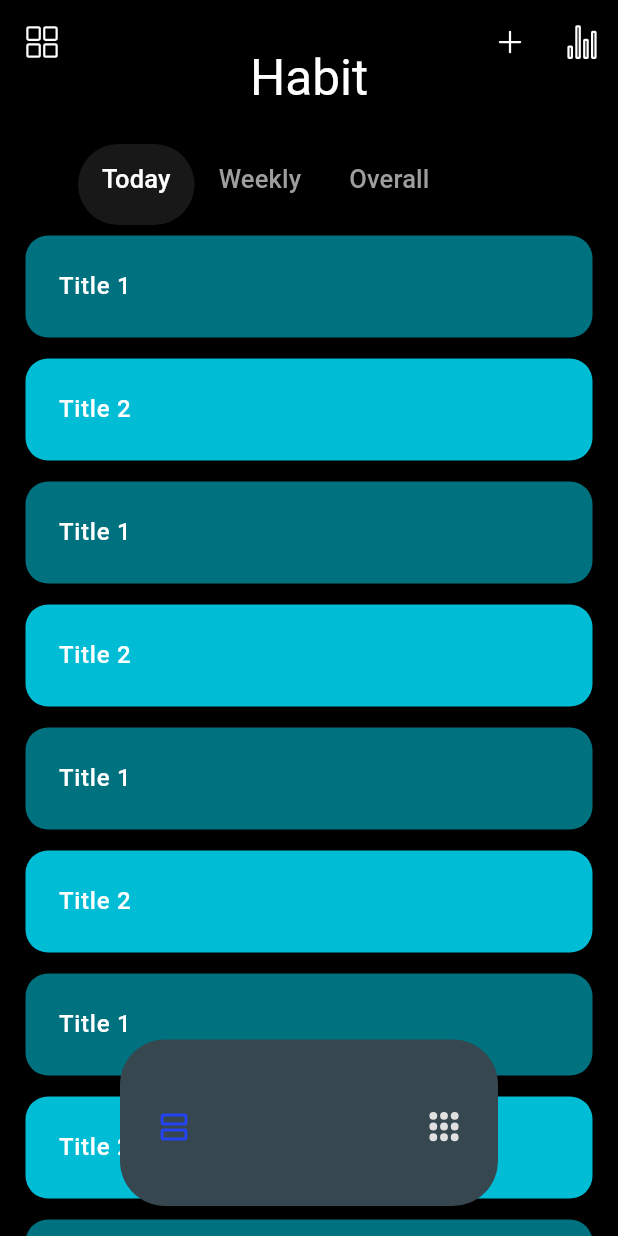
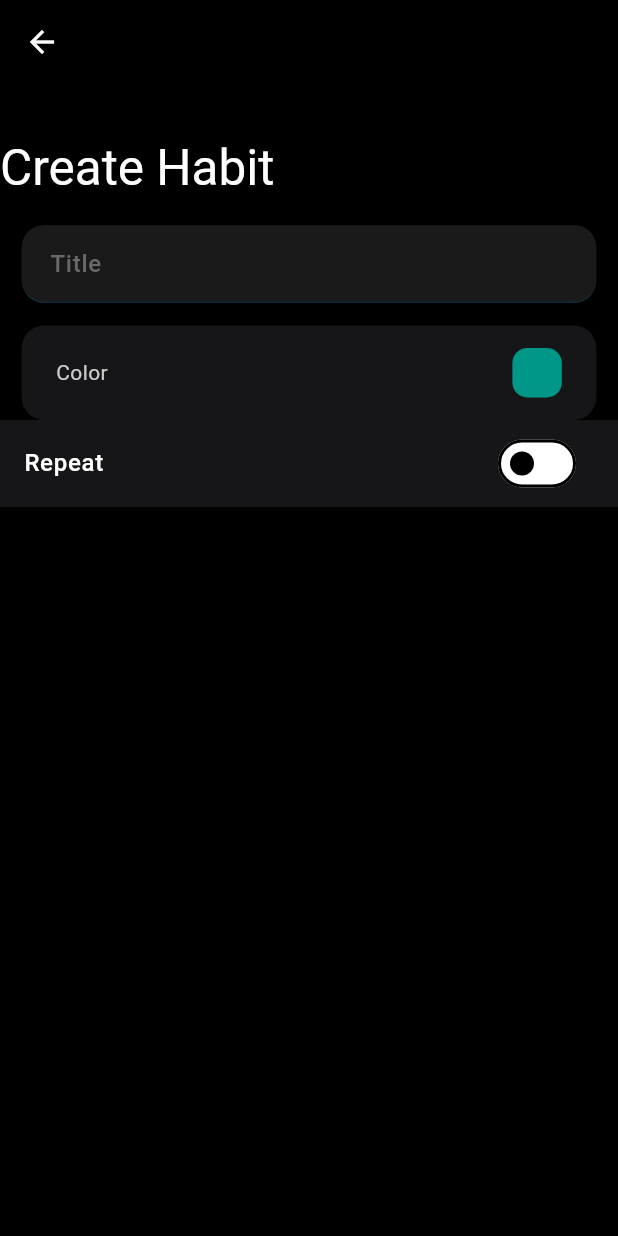
Before and after one commit to sanjay123-321/Habit, a Flutter app: the screen it shows after launch, after a tap on an icon or button, on a phone screen of 412 x 824 dp. Run offline on Flutter 3.47's test engine with Material 3 defaults, Android fonts, the phone set to English and light mode, and no system bars; drawn by our look-alikes of dot_navigation_bar; our stand-ins replace flutter_bloc, ionicons.

Commit message:
UI: add habit repeat ui cont

```diff
--- a/lib/core/router_name.dart
+++ b/lib/core/router_name.dart
@@ -3,11 +3,13 @@ import 'package:habit/modules/home/home_screen.dart';
 import 'package:habit/modules/menu/menu_screen.dart';
 import 'package:habit/modules/splash_screen.dart/splash_screen.dart';
 
+import '../modules/add_habit/add_habit_screen.dart';
+
 class RouteNames {
   static const String splashScreen = '/';
-  static const String onBoardingScreen = '/onBoardingScreen';
   static const String homeScreen = '/homeScreen';
   static const String menuScreen = '/menuScreen';
+  static const String addHabitScreen = '/addHabitScreen';
 
   static Route<dynamic> generateRoute(RouteSettings settings) {
     switch (settings.name) {
@@ -20,6 +22,9 @@ class RouteNames {
       case RouteNames.menuScreen:
         return MaterialPageRoute(
             settings: settings, builder: (_) => const MenuScreen());
+      case RouteNames.addHabitScreen:
+        return MaterialPageRoute(
+            settings: settings, builder: (_) => CreateHabit());
 
       default:
         return MaterialPageRoute(
--- /dev/null
+++ b/lib/modules/add_habit/add_habit_screen.dart
@@ -0,0 +1,174 @@
+import 'package:flutter/material.dart';
+import 'package:habit/utils/constants.dart';
+
+class CreateHabit extends StatefulWidget {
+  const CreateHabit({Key? key});
+
+  @override
+  State<CreateHabit> createState() => _CreateHabitState();
+}
+
+class _CreateHabitState extends State<CreateHabit> {
+  late TextEditingController titleController;
+  late ExpansionTileController controller;
+  double width = 0.0;
+  bool isExpanded = false;
+
+  @override
+  void initState() {
+    super.initState();
+    titleController = TextEditingController();
+    controller = ExpansionTileController();
+  }
+
+  @override
+  Widget build(BuildContext context) {
+    width = MediaQuery.of(context).size.width * 0.93;
+    return Scaffold(
+      body: NestedScrollView(
+        headerSliverBuilder: (BuildContext context, bool innerBoxIsScrolled) {
+          return <Widget>[
+            const SliverAppBar(
+              automaticallyImplyLeading: true,
+              expandedHeight: 150,
+              pinned: true,
+              flexibleSpace: FlexibleSpaceBar(
+                centerTitle: true,
+                title: Row(
+                  mainAxisAlignment: MainAxisAlignment.start,
+                  children: [
+                    Expanded(
+                      child: Text(
+                        "Create Habit",
+                        textAlign: TextAlign.start,
+                        style: TextStyle(color: whiteColor),
+                      ),
+                    ),
+                  ],
+                ),
+              ),
+            ),
+          ];
+        },
+        body: Column(
+          children: [
+            Container(
+              width: width,
+              decoration: BoxDecoration(
+                color: themeBlackColor,
+                borderRadius: BorderRadius.circular(10.0),
+              ),
+              child: TextField(
+                controller: titleController,
+                cursorColor: themeBlueColor,
+                decoration: InputDecoration(
+                  focusedBorder: OutlineInputBorder(
+                    borderSide: BorderSide(color: blackColor),
+                    borderRadius: BorderRadius.circular(15),
+                  ),
+                  enabledBorder: UnderlineInputBorder(
+                    borderSide: BorderSide(color: blackColor),
+                    borderRadius: BorderRadius.circular(15),
+                  ),
+                  fillColor: textFieldBgColor,
+                  hintText: 'Title',
+                  hintStyle: TextStyle(color: textFieldTextColor),
+                  border: InputBorder.none,
+                  contentPadding: EdgeInsets.all(15.0),
+                ),
+              ),
+            ),
+            const SizedBox(
+              height: 15,
+            ),
+            Container(
+              width: width,
+              decoration: BoxDecoration(
+                color: Color(0xFF161618),
+                borderRadius: BorderRadius.circular(15.0),
+              ),
+              child: Padding(
+                padding: const EdgeInsets.all(15.0),
+                child: Padding(
+                  padding: const EdgeInsets.symmetric(horizontal: 8.0),
+                  child: Row(
+                    mainAxisAlignment: MainAxisAlignment.spaceBetween,
+                    children: [
+                      const Text(
+                        "Color",
+                        style: TextStyle(
+                          color: Color(0xFFCCCCCC),
+                        ),
+                      ),
+                      Container(
+                        height: 33,
+                        width: 33,
+                        decoration: BoxDecoration(
+                          color: Colors.teal,
+                          borderRadius: BorderRadius.circular(10),
+                        ),
+                      ),
+                    ],
+                  ),
+                ),
+              ),
+            ),
+            ExpansionTile(
+              collapsedBackgroundColor: Color(0xFF161618),
+              backgroundColor: Color(0xFF161618),
+              trailing: GestureDetector(
+                onTap: () {
+                  setState(() {
+                    isExpanded = !isExpanded;
+                    if (isExpanded) {
+                      controller.expand();
+                    } else {
+                      controller.collapse();
+                    }
+                  });
+                },
+                child: Switch(
+                  value: isExpanded,
+                  onChanged: (value) {
+                    setState(() {
+                      isExpanded = value;
+                      if (isExpanded) {
+                        controller.expand();
+                      } else {
+                        controller.collapse();
+                      }
+                    });
+                  },
+                  activeColor: themeBlueColor,
+                ),
+              ),
+              onExpansionChanged:
+                  null, // Disable expansion by clicking the tile
+              controller: controller,
+              title: const Text(
+                'Repeat',
+                style: TextStyle(color: whiteColor),
+              ),
+              children: <Widget>[
+                Container(
+                  alignment: Alignment.center,
+                  padding: const EdgeInsets.all(24),
+                  child: const Text(
+                    'ExpansionTile Contents',
+                    style: TextStyle(color: whiteColor),
+                  ),
+                ),
+              ],
+            ),
+          ],
+        ),
+      ),
+    );
+  }
+
+  @override
+  void dispose() {
+    titleController.dispose();
+    super.dispose();
+  }
+}
--- a/lib/modules/home/component/sliver_app_bar.dart
+++ b/lib/modules/home/component/sliver_app_bar.dart
@@ -3,6 +3,7 @@ import 'package:habit/utils/constants.dart';
 import 'package:habit/widgets/capitalize_words.dart';
 import 'package:ionicons/ionicons.dart';
 
+import '../../../core/router_name.dart';
 import '../../../utils/language_string.dart';
 
 class CustomAppBar extends StatefulWidget {
@@ -25,7 +26,9 @@ class _CustomAppBarState extends State<CustomAppBar> {
       actions: [
         IconButton(
           icon: const Icon(Ionicons.add_outline),
-          onPressed: () {},
+          onPressed: () {
+            Navigator.pushNamed(context, RouteNames.addHabitScreen);
+          },
         ),
         IconButton(
           icon: const Icon(Ionicons.stats_chart_outline),
--- a/lib/utils/constants.dart
+++ b/lib/utils/constants.dart
@@ -21,6 +21,8 @@ const Color grayBorderColor = Color(0xffE8E8E8);
 const Color whiteColor = Color.fromARGB(255, 255, 255, 255);
 const Color themeBlackColor = Color.fromRGBO(0, 0, 0, 1);
 const Color themeBlueColor = Color.fromRGBO(35, 67, 248, 1);
+const Color textFieldBgColor = Color(0xFF1A1A1A);
+const Color textFieldTextColor = Color(0xFF696969);
 //const greenGredient = [lightningYellowColor, lightningYellowColor];
 
 // #duration
--- a/lib/utils/my_theme.dart
+++ b/lib/utils/my_theme.dart
@@ -25,6 +25,10 @@ class MyTheme {
           elevation: 0,
         ),
         textTheme: const TextTheme(
+          titleLarge: TextStyle(color: whiteColor),
+          titleMedium: TextStyle(color: whiteColor),
+          titleSmall: TextStyle(color: whiteColor),
+          // bodyLarge: TextStyle(color: whiteColor),
           bodySmall: TextStyle(fontSize: 12, height: 1.83, color: whiteColor),
           bodyLarge: TextStyle(
               fontSize: 16,
@@ -81,9 +85,9 @@ class MyTheme {
           focusColor: inputFieldBgColor,
         ),
         textSelectionTheme: const TextSelectionThemeData(
-          cursorColor: blackColor,
-          selectionColor: blackColor,
-          selectionHandleColor: blackColor,
+          cursorColor: whiteColor,
+          selectionColor: whiteColor,
+          selectionHandleColor: whiteColor,
         ),
       );
 }
```
